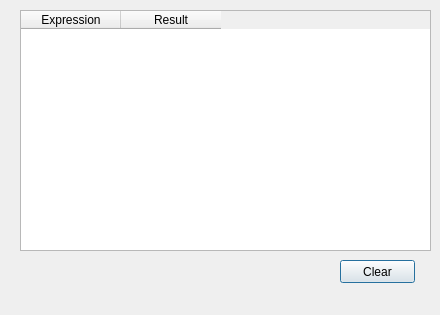
Above: Calculator/Calculator/history.ui from RazorChrome/MPT2 before the change. Below: the same form after it.
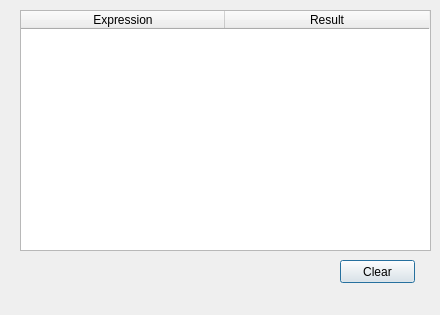
That is the form after the change. Icons and pictures are not drawn.

Patch:
```diff
--- a/Calculator/Calculator/history.ui
+++ b/Calculator/Calculator/history.ui
@@ -44,6 +44,9 @@
    <property name="columnCount">
     <number>2</number>
    </property>
+   <attribute name="horizontalHeaderDefaultSectionSize">
+    <number>204</number>
+   </attribute>
    <column>
     <property name="text">
      <string>Expression</string>
```
Left out of the diff: 3 changed lines with no effect on the pictures.
